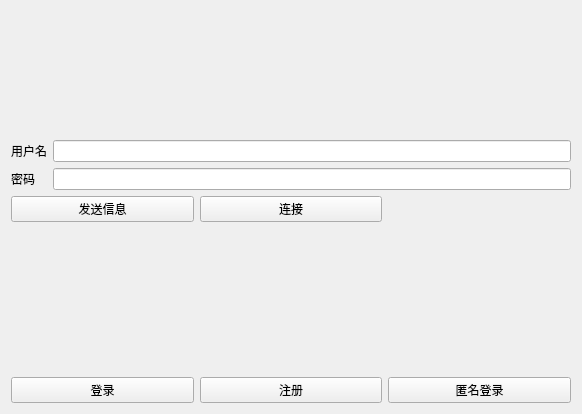
Above: loginwindow.ui from Joeywzr/f0rum before the change. Below: the same form after it.
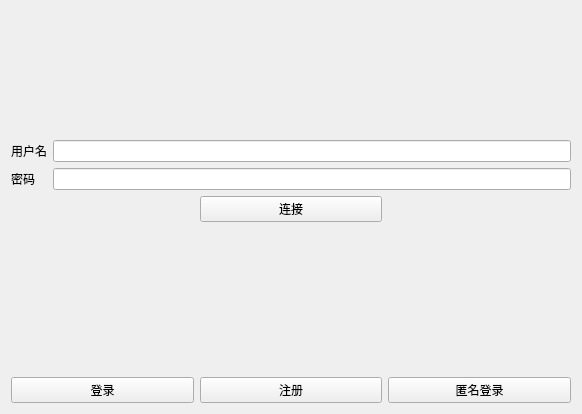
That is the form after the change.

Patch:
```diff
--- a/loginwindow.ui
+++ b/loginwindow.ui
@@ -118,13 +118,6 @@
      </property>
     </widget>
    </item>
-   <item row="2" column="0">
-    <widget class="QPushButton" name="send">
-     <property name="text">
-      <string>发送信息</string>
-     </property>
-    </widget>
-   </item>
    <item row="2" column="1">
     <widget class="QPushButton" name="to_connect">
      <property name="text">
```
